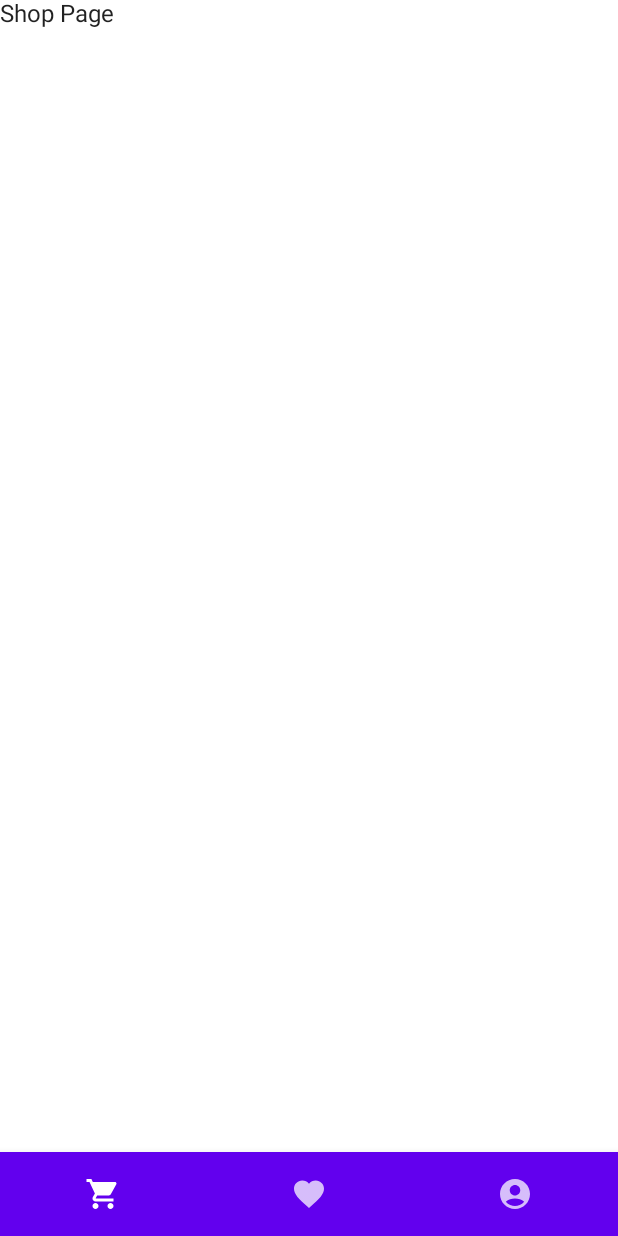
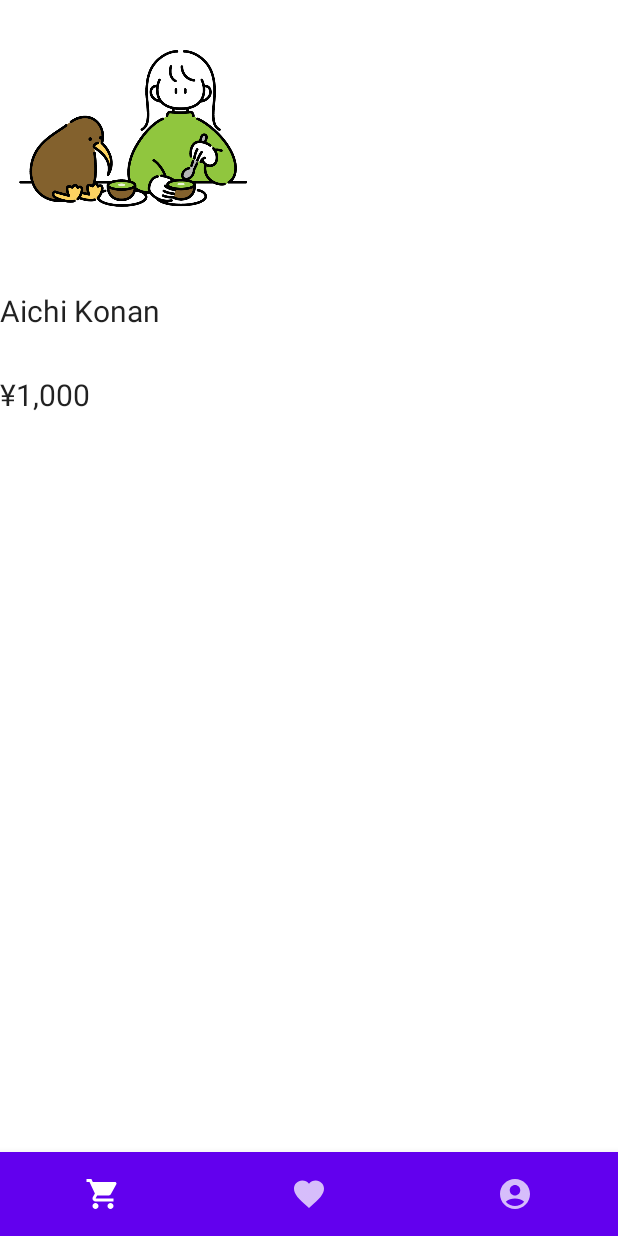
Before and after one commit to chankiri91/ecsite, an Android app built with Jetpack Compose: the screen it shows after launch (MainActivity), on a phone screen of 412 x 824 dp. Run offline under Robolectric (Android 15) with nearby library versions, the phone set to English and light mode, and no system bars.

Commit message:
NewReleaseElementコンポーザルを作成

```diff
--- a/app/src/main/java/com/example/ecsite/EcBottomNavigation.kt
+++ b/app/src/main/java/com/example/ecsite/EcBottomNavigation.kt
@@ -3,13 +3,10 @@ package com.example.ecsite
 import androidx.compose.material.BottomNavigation
 import androidx.compose.material.BottomNavigationItem
 import androidx.compose.material.Icon
-import androidx.compose.material.Text
 import androidx.compose.runtime.Composable
-import androidx.compose.runtime.getValue
 import androidx.compose.ui.Modifier
 import androidx.navigation.NavController
 import androidx.navigation.compose.currentBackStackEntryAsState
-import androidx.navigation.compose.rememberNavController
 
 @Composable
 fun EcBottomNavigation(
--- a/app/src/main/java/com/example/ecsite/EcDestination.kt
+++ b/app/src/main/java/com/example/ecsite/EcDestination.kt
@@ -9,7 +9,6 @@ import androidx.compose.ui.graphics.vector.ImageVector
 import com.example.ecsite.ui.FavoritePage
 import com.example.ecsite.ui.MyPage
 import com.example.ecsite.ui.ShopPage
-import java.security.spec.ECParameterSpec
 
 interface EcDestination {
     val icon: ImageVector
--- a/app/src/main/java/com/example/ecsite/MainActivity.kt
+++ b/app/src/main/java/com/example/ecsite/MainActivity.kt
@@ -8,10 +8,6 @@ import androidx.compose.material.MaterialTheme
 import androidx.compose.material.Scaffold
 import androidx.compose.material.Surface
 import androidx.compose.runtime.Composable
-import androidx.compose.runtime.getValue
-import androidx.compose.runtime.mutableStateOf
-import androidx.compose.runtime.remember
-import androidx.compose.runtime.setValue
 import androidx.compose.ui.Modifier
 import androidx.navigation.compose.NavHost
 import androidx.navigation.compose.composable
--- /dev/null
+++ b/app/src/main/java/com/example/ecsite/ui/shop_page/NewReleaseRow.kt
@@ -0,0 +1,50 @@
+package com.example.ecsite.ui.shop_page
+
+import androidx.compose.foundation.Image
+import androidx.compose.foundation.layout.*
+import androidx.compose.material.MaterialTheme
+import androidx.compose.material.Text
+import androidx.compose.runtime.Composable
+import androidx.compose.ui.Modifier
+import androidx.compose.ui.res.painterResource
+import androidx.compose.ui.tooling.preview.Preview
+import androidx.compose.ui.unit.dp
+import androidx.compose.ui.unit.sp
+import com.example.ecsite.R
+
+@Composable
+fun NewReleaseElement(modifier: Modifier = Modifier) {
+    Column(modifier = modifier) {
+        Image(
+            painter = painterResource(R.drawable.kiwi),
+            contentDescription = "Tops1",
+            modifier = Modifier
+                .size(180.dp)
+                .fillMaxWidth()
+        )
+        Text(
+            text = "Aichi Konan",
+            style = MaterialTheme.typography.h3,
+            modifier = Modifier
+                .paddingFromBaseline(
+                    top = 24.dp, bottom = 8.dp
+                ),
+            fontSize = 20.sp
+        )
+        Text(
+            text = "¥1,000",
+            style = MaterialTheme.typography.h3,
+            modifier = Modifier
+                .paddingFromBaseline(
+                    top = 24.dp, bottom = 8.dp
+                ),
+            fontSize = 20.sp
+        )
+    }
+}
+
+@Preview(showBackground = true, backgroundColor = 0xFFF0EAE2)
+@Composable
+fun PreviewNewReleaseElement() {
+    NewReleaseElement()
+}
--- a/app/src/main/java/com/example/ecsite/ui/ShopPage.kt
+++ b/app/src/main/java/com/example/ecsite/ui/shop_page/ShopPage.kt
@@ -1,14 +1,22 @@
 package com.example.ecsite.ui
 
+import androidx.compose.foundation.Image
+import androidx.compose.foundation.layout.Column
+import androidx.compose.foundation.layout.fillMaxWidth
+import androidx.compose.foundation.layout.wrapContentWidth
 import androidx.compose.material.Text
 import androidx.compose.runtime.Composable
 import androidx.compose.ui.Modifier
+import androidx.compose.ui.layout.ContentScale
+import androidx.compose.ui.res.painterResource
 import androidx.compose.ui.tooling.preview.Preview
 import androidx.navigation.compose.rememberNavController
+import com.example.ecsite.R
+import com.example.ecsite.ui.shop_page.NewReleaseElement
 
 @Composable
 fun ShopPage(modifier: Modifier = Modifier) {
-    Text(text = "Shop Page")
+    NewReleaseElement()
 }
 
 @Preview
```
Also changed, not shown: app/src/main/java/com/example/ecsite/ui/favorite_page/FavoritePage.kt (renamed from app/src/main/java/com/example/ecsite/ui/FavoritePage.kt), app/src/main/java/com/example/ecsite/ui/my_page/MyPage.kt (renamed from app/src/main/java/com/example/ecsite/ui/MyPage.kt), app/src/main/res/drawable-v24/kiwi.png (added).
